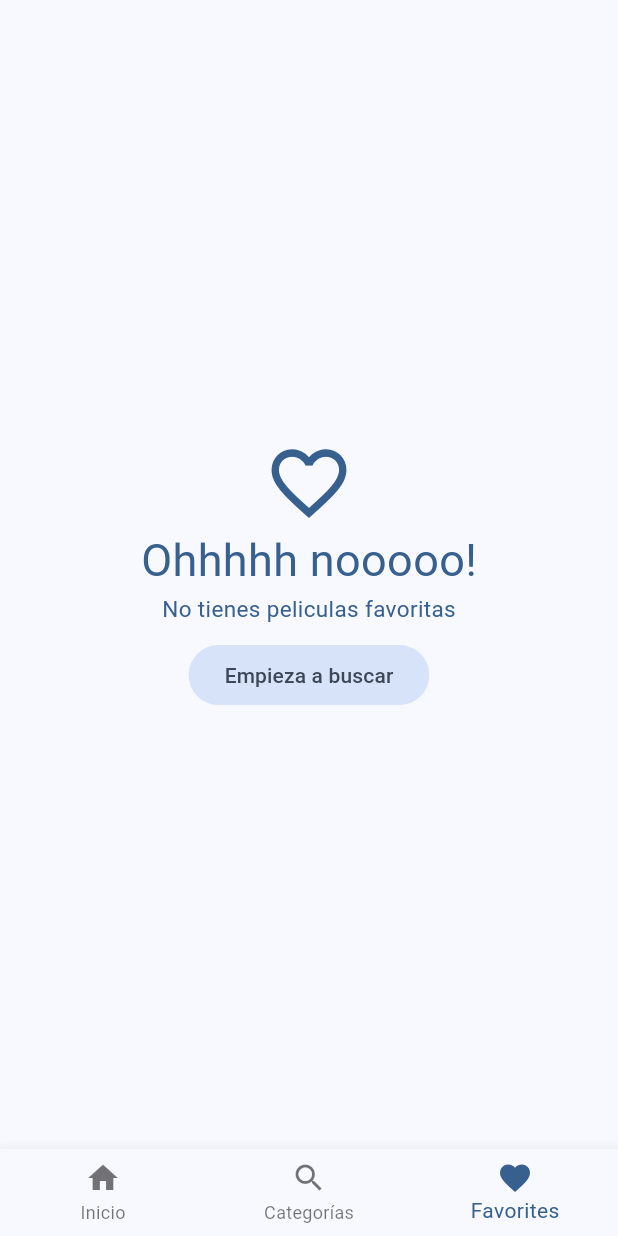
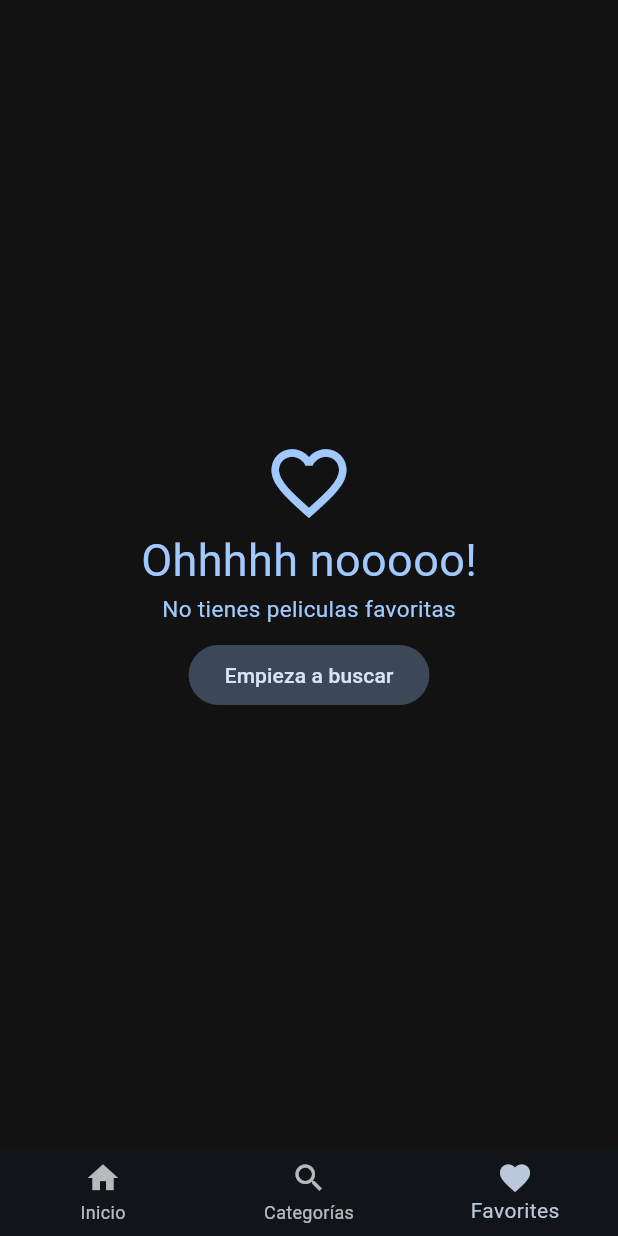
Before and after one commit to Illera1999/Flutter_Course, a Flutter app: the screen it shows after launch, item 3 of the bottom bar chosen, on a phone screen of 412 x 824 dp. Run offline on Flutter 3.47's test engine with Material 3 defaults, Android fonts, the light colour scheme and no system bars; our stand-ins replace animate_do, card_swiper, dio, flutter_dotenv, flutter_riverpod, go_router and 2 more; accounts and stored records are empty; generated files the repository leaves out were written again; network calls fail.

Commit message:
Cambio de tema para la app

```diff
--- a/project/cinemapedia/lib/config/theme/app_theme.dart
+++ b/project/cinemapedia/lib/config/theme/app_theme.dart
@@ -9,6 +9,12 @@ class AppTheme {
 
   ThemeData getTheme() => ThemeData(
     useMaterial3: true,
-    colorSchemeSeed: const Color.fromARGB(255, 0, 150, 255),
+    // Generamos un esquema de colores partiendo de la semilla y forzamos brillo oscuro
+    colorScheme: ColorScheme.fromSeed(
+      seedColor: const Color(0xFF0096FF),
+      brightness: Brightness.dark,
+    ),
+    // Color de fondo de todas las pantallas (Scaffold)
+    scaffoldBackgroundColor: const Color(0xFF121212), // gris‑negro típico de dark mode
   );
 }
```
